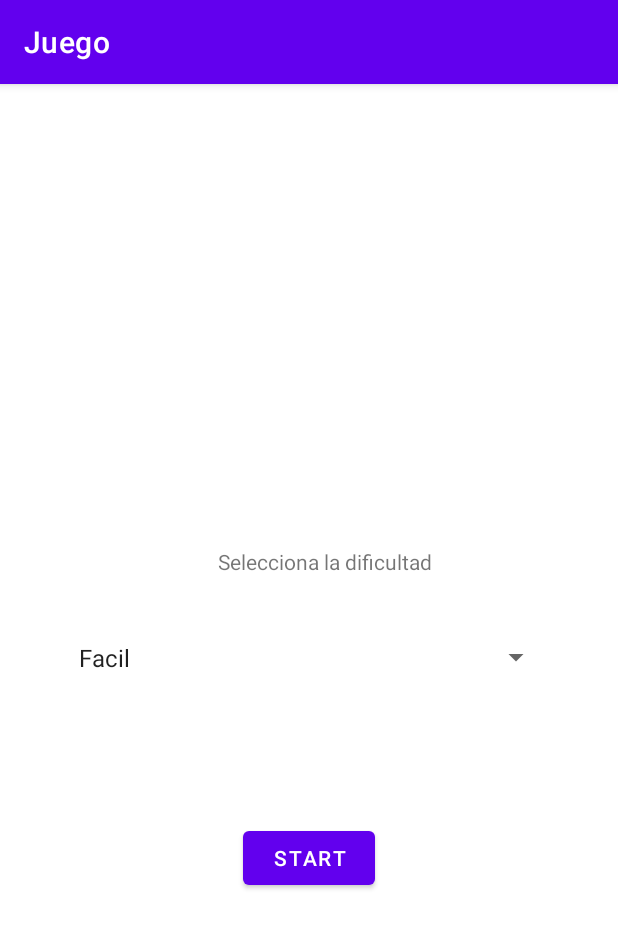
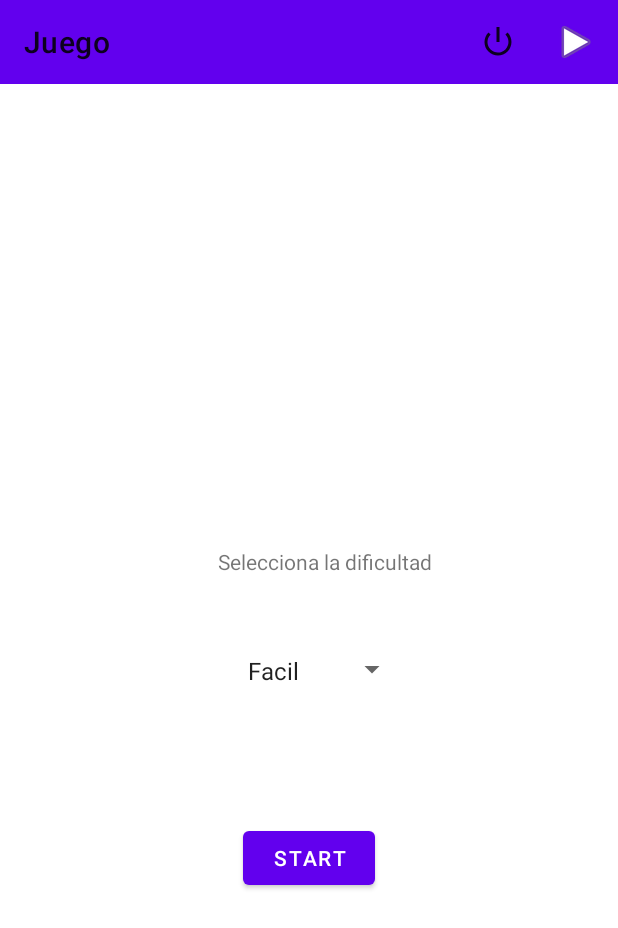
Before and after one commit to ifthencode/m08, an Android app: the screen it shows after launch (MainActivity), on a phone screen of 412 x 824 dp. Shown: the top 928 px of the screen. Run offline under Robolectric (Android 15) with nearby library versions, the phone set to English and light mode, and no system bars.

Commit message:
funcionando. pendiente limpiar y comentar.

```diff
--- a/Actividad_4/Entrega/Juego/app/src/main/AndroidManifest.xml
+++ b/Actividad_4/Entrega/Juego/app/src/main/AndroidManifest.xml
@@ -8,7 +8,7 @@
         android:label="@string/app_name"
         android:roundIcon="@mipmap/ic_launcher_round"
         android:supportsRtl="true"
-        android:theme="@style/Theme.Juego">
+        android:theme="@style/Theme.VideoGameBasic">
         <activity android:name=".ActivityPantalla"></activity>
         <activity android:name=".MainActivity">
             <intent-filter>
--- a/Actividad_4/Entrega/Juego/app/src/main/java/com/example/juego/MainActivity.java
+++ b/Actividad_4/Entrega/Juego/app/src/main/java/com/example/juego/MainActivity.java
@@ -1,14 +1,18 @@
 package com.example.juego;
 
+import androidx.annotation.NonNull;
 import androidx.appcompat.app.AppCompatActivity;
 
 import android.content.Intent;
 import android.graphics.BitmapFactory;
 import android.os.Bundle;
 import android.os.Handler;
+import android.view.Menu;
+import android.view.MenuItem;
 import android.view.View;
 import android.view.ViewTreeObserver;
 import android.widget.Spinner;
+import android.widget.Toast;
 
 import java.util.Random;
 import java.util.Timer;
@@ -25,6 +29,9 @@ public class MainActivity extends AppCompatActivity {
 //        setContentView(juego);
         super.onCreate(savedInstanceState);
         setContentView(R.layout.activity_main);
+        androidx.appcompat.widget.Toolbar barra = (androidx.appcompat.widget.Toolbar)
+                findViewById(R.id.barra);
+        setSupportActionBar(barra);
 //        juego = (Juego) findViewById(R.id.Pantalla);
 //        ViewTreeObserver obs = juego.getViewTreeObserver();
 //        obs.addOnGlobalLayoutListener(new ViewTreeObserver.OnGlobalLayoutListener() {
@@ -83,6 +90,33 @@ public class MainActivity extends AppCompatActivity {
         intent.putExtra("dificultad",sp.getSelectedItem().toString());
         startActivity(intent);
     }
+    public void onClickIniciar_M () {
+        Intent intent = new Intent(this, ActivityPantalla.class);
+        //  intent.putExtra("id",idEmpresa);
+        Spinner sp=(Spinner) findViewById(R.id.spinner);
+        intent.putExtra("dificultad",sp.getSelectedItem().toString());
+        startActivity(intent);
+    }
+    public void onClickSalir(View view) {
+
+
+    }
+    @Override
+    public boolean onCreateOptionsMenu(Menu menu) {
+        getMenuInflater().inflate(R.menu.menuprincipal,menu);
+        return true;
+    }
+    // Al realizar click en el elemento visualizamos un Toast
+    @Override
+    public boolean onOptionsItemSelected(@NonNull MenuItem item) {
+        if (item.getItemId()==R.id.idSalir){
+            finish();
+        }
+        else if(item.getItemId()==R.id.idIniciar){
+            onClickIniciar_M();
+        }
+        return true;
+    }
 
 
 }
--- a/Actividad_4/Entrega/Juego/app/src/main/res/layout/activity_main.xml
+++ b/Actividad_4/Entrega/Juego/app/src/main/res/layout/activity_main.xml
@@ -29,10 +29,11 @@
 
     <Spinner
         android:id="@+id/spinner"
-        android:layout_width="323dp"
-        android:layout_height="35dp"
+        android:layout_width="131dp"
+        android:layout_height="20dp"
         android:layout_marginBottom="368dp"
         android:entries="@array/dificultad"
+        android:textAlignment="center"
         app:layout_constraintBottom_toBottomOf="parent"
         app:layout_constraintEnd_toEndOf="parent"
         app:layout_constraintStart_toStartOf="parent" />
@@ -47,4 +48,15 @@
         app:layout_constraintEnd_toEndOf="parent"
         app:layout_constraintHorizontal_bias="0.539"
         app:layout_constraintStart_toStartOf="parent" />
+    <androidx.appcompat.widget.Toolbar
+        xmlns:app="http://schemas.android.com/apk/res-auto"
+        android:id="@+id/barra"
+        android:layout_width="match_parent"
+        android:layout_height="wrap_content"
+        android:background="?attr/colorPrimary"
+        android:minHeight="?attr/actionBarSize"
+        android:theme="?attr/actionBarTheme"
+        app:layout_constraintEnd_toEndOf="parent"
+        app:layout_constraintStart_toStartOf="parent"
+        app:layout_constraintTop_toTopOf="parent" />
 </androidx.constraintlayout.widget.ConstraintLayout>
--- /dev/null
+++ b/Actividad_4/Entrega/Juego/app/src/main/res/menu/menuprincipal.xml
@@ -0,0 +1,16 @@
+<?xml version="1.0" encoding="utf-8"?>
+<menu xmlns:android="http://schemas.android.com/apk/res/android"
+    xmlns:app="http://schemas.android.com/apk/res-auto">
+   >
+
+
+    <item android:id="@+id/idSalir"
+        android:icon="@android:drawable/ic_lock_power_off"
+        android:title="Salir"
+        app:showAsAction="ifRoom"/>
+    <item android:id="@+id/idIniciar"
+        android:icon="@android:drawable/ic_media_play"
+        android:title="Salir"
+        app:showAsAction="ifRoom"/>
+
+</menu>
--- a/Actividad_4/Entrega/Juego/app/src/main/res/values/themes.xml
+++ b/Actividad_4/Entrega/Juego/app/src/main/res/values/themes.xml
@@ -1,6 +1,7 @@
 <resources xmlns:tools="http://schemas.android.com/tools">
     <!-- Base application theme. -->
-    <style name="Theme.Juego" parent="Theme.MaterialComponents.DayNight.DarkActionBar">
+    <style name="Theme.VideoGameBasic"
+    parent="Theme.MaterialComponents.DayNight.NoActionBar">
         <!-- Primary brand color. -->
         <item name="colorPrimary">@color/purple_500</item>
         <item name="colorPrimaryVariant">@color/purple_700</item>
@@ -13,4 +14,7 @@
         <item name="android:statusBarColor" tools:targetApi="l">?attr/colorPrimaryVariant</item>
         <!-- Customize your theme here. -->
     </style>
+    <style name="EstiloBarra" parent="ThemeOverlay.AppCompat.Dark.ActionBar">
+        <item name="android:actionMenuTextColor">#ffffff</item>
+    </style>
 </resources>
```
Also changed, not shown: Actividad_4/Entrega/Juego/app/src/main/java/com/example/juego/ActivityPantalla.java (+25 -4 lines), Actividad_4/Entrega/Juego/app/src/main/java/com/example/juego/Juego.java (+49 -35 lines), Actividad_4/Entrega/Juego/app/src/main/res/drawable/moneda1png.png, Actividad_4/Entrega/Juego/app/src/main/res/drawable/moneda2png.png.
